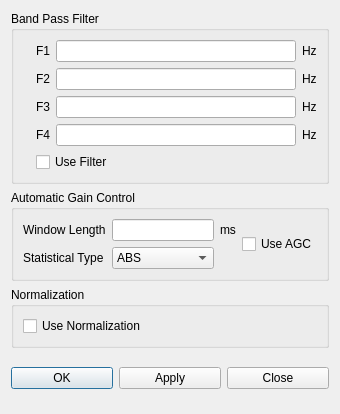
This is SeiSeeMp/procparmdialog.ui in wangweiwei104/SeiSee as Qt 5 draws it before an edit. The edited form follows.
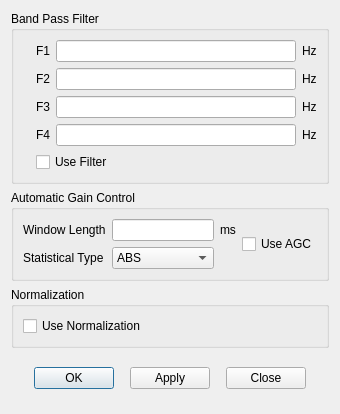
This is the edited form. Custom widgets are drawn as their Qt base class.

Commit message: 优化取消当前正在拾取的提示按钮显示效果（改为醒目的红色加粗）；优化两个界面的底部按钮的间距

```diff
--- a/SeiSeeMp/procparmdialog.ui
+++ b/SeiSeeMp/procparmdialog.ui
@@ -256,6 +256,22 @@
       </property>
       <item>
        <layout class="QHBoxLayout" name="horizontalLayout_7">
+        <property name="spacing">
+         <number>16</number>
+        </property>
+        <item>
+         <spacer name="horizontalSpacer">
+          <property name="orientation">
+           <enum>Qt::Horizontal</enum>
+          </property>
+          <property name="sizeHint" stdset="0">
+           <size>
+            <width>40</width>
+            <height>20</height>
+           </size>
+          </property>
+         </spacer>
+        </item>
         <item>
          <widget class="QPushButton" name="okButton">
           <property name="text">
@@ -277,6 +293,19 @@
           </property>
          </widget>
         </item>
+        <item>
+         <spacer name="horizontalSpacer_3">
+          <property name="orientation">
+           <enum>Qt::Horizontal</enum>
+          </property>
+          <property name="sizeHint" stdset="0">
+           <size>
+            <width>40</width>
+            <height>20</height>
+           </size>
+          </property>
+         </spacer>
+        </item>
        </layout>
       </item>
      </layout>
```
The commit also changes 4 other files.
